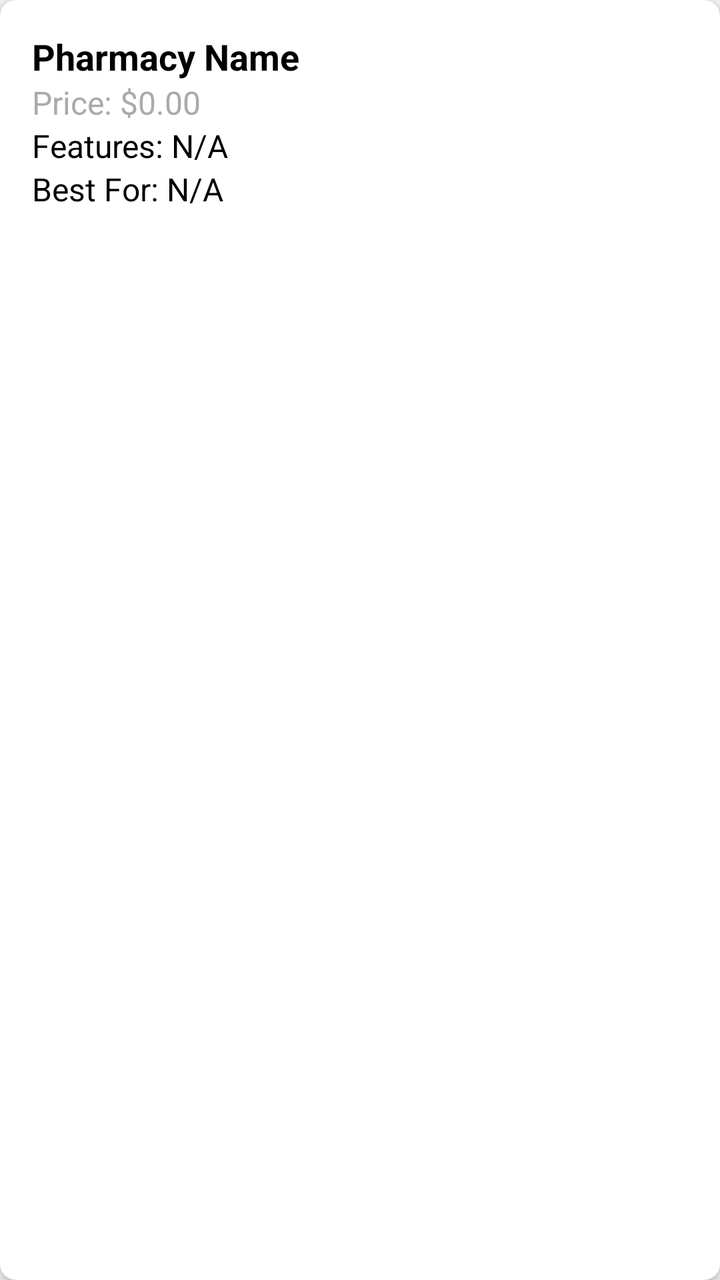
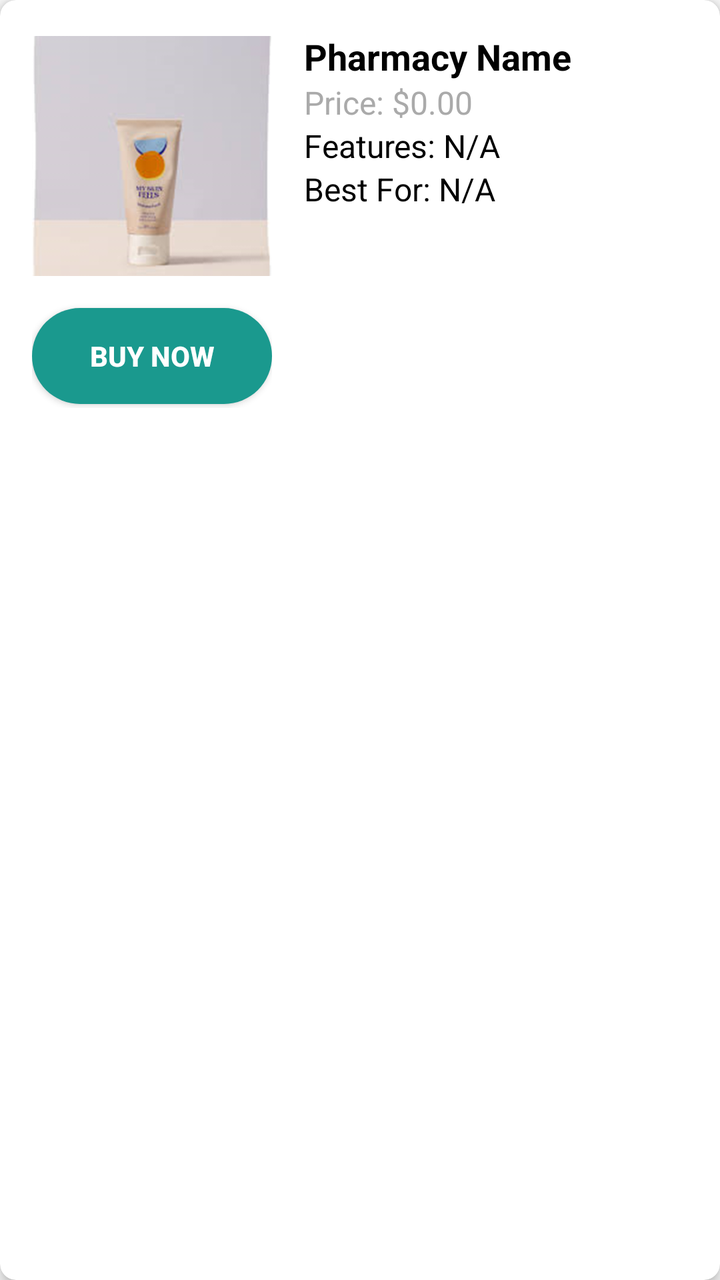

Screens rendered from an Android XML layout before and after an edit, with the pre-edit source and the edit as a unified diff.
<!-- AndroidManifest.xml: application theme Theme.AppCompat.Light.NoActionBar -->
<!-- res/layout/pharmacy_card.xml -->
<?xml version="1.0" encoding="utf-8"?>
<androidx.cardview.widget.CardView
    xmlns:android="http://schemas.android.com/apk/res/android"
    xmlns:app="http://schemas.android.com/apk/res-auto"
    android:layout_width="match_parent"
    android:layout_height="wrap_content"
    android:layout_margin="8dp"
    app:cardCornerRadius="8dp"
    app:cardElevation="4dp">

    <LinearLayout
        android:layout_width="match_parent"
        android:layout_height="wrap_content"
        android:orientation="vertical"
        android:padding="16dp">

        
        <TextView
            android:id="@+id/tvPharmacyName"
            android:layout_width="wrap_content"
            android:layout_height="wrap_content"
            android:text="Pharmacy Name"
            android:textSize="18sp"
            android:textStyle="bold"
            android:textColor="@android:color/black" />

        
        <TextView
            android:id="@+id/tvPharmacyPrice"
            android:layout_width="wrap_content"
            android:layout_height="wrap_content"
            android:text="Price: $0.00"
            android:textSize="16sp"
            android:textColor="@android:color/darker_gray" />

        
        <TextView
            android:id="@+id/tvPharmacyFeatures"
            android:layout_width="wrap_content"
            android:layout_height="wrap_content"
            android:text="Features: N/A"
            android:textSize="16sp"
            android:textColor="@android:color/black" />

        
        <TextView
            android:id="@+id/tvPharmacyBestFor"
            android:layout_width="wrap_content"
            android:layout_height="wrap_content"
            android:text="Best For: N/A"
            android:textSize="16sp"
            android:textColor="@android:color/black" />

    </LinearLayout>
</androidx.cardview.widget.CardView>
<!-- resources referenced by this layout -->
<resources>

</resources>

<!-- the commit's change to res/layout/pharmacy_card.xml (unified diff, before → after) -->
@@ -10,46 +10,82 @@
 
     <LinearLayout
         android:layout_width="match_parent"
-        android:layout_height="wrap_content"
-        android:orientation="vertical"
+        android:layout_height="220dp"
+        android:orientation="horizontal"
         android:padding="16dp">
 
-        
-        <TextView
-            android:id="@+id/tvPharmacyName"
+
+        <LinearLayout
             android:layout_width="wrap_content"
+            android:layout_height="match_parent"
+            android:orientation="vertical"
+            android:gravity="center"
+            android:layout_marginEnd="16dp">
+
+
+            <ImageButton
+                android:id="@+id/product_image"
+                android:layout_width="120dp"
+                android:layout_height="120dp"
+                android:scaleType="centerCrop"
+                android:cropToPadding="true"
+                android:background="@null"
+                android:src="@drawable/img" />
+
+
+            <Button
+                android:id="@+id/btn_buy"
+                android:layout_width="120dp"
+                android:layout_height="wrap_content"
+                android:layout_marginTop="16dp"
+                android:text="Buy Now"
+                android:background="@drawable/rounded_button"
+                android:textColor="@android:color/white"
+                android:textStyle="bold"
+                android:padding="12dp"
+                android:elevation="4dp" />
+        </LinearLayout>
+
+
+        <LinearLayout
+            android:layout_width="0dp"
             android:layout_height="wrap_content"
-            android:text="Pharmacy Name"
-            android:textSize="18sp"
-            android:textStyle="bold"
-            android:textColor="@android:color/black" />
+            android:layout_weight="1"
+            android:orientation="vertical">
 
-        
-        <TextView
-            android:id="@+id/tvPharmacyPrice"
-            android:layout_width="wrap_content"
-            android:layout_height="wrap_content"
-            android:text="Price: $0.00"
-            android:textSize="16sp"
-            android:textColor="@android:color/darker_gray" />
+            <TextView
+                android:id="@+id/tvPharmacyName"
+                android:layout_width="wrap_content"
+                android:layout_height="wrap_content"
+                android:text="Pharmacy Name"
+                android:textSize="18sp"
+                android:textStyle="bold"
+                android:textColor="@android:color/black" />
 
-        
-        <TextView
-            android:id="@+id/tvPharmacyFeatures"
-            android:layout_width="wrap_content"
-            android:layout_height="wrap_content"
-            android:text="Features: N/A"
-            android:textSize="16sp"
-            android:textColor="@android:color/black" />
 
-        
-        <TextView
-            android:id="@+id/tvPharmacyBestFor"
-            android:layout_width="wrap_content"
-            android:layout_height="wrap_content"
-            android:text="Best For: N/A"
-            android:textSize="16sp"
-            android:textColor="@android:color/black" />
+            <TextView
+                android:id="@+id/tvPharmacyPrice"
+                android:layout_width="wrap_content"
+                android:layout_height="wrap_content"
+                android:text="Price: $0.00"
+                android:textSize="16sp"
+                android:textColor="@android:color/darker_gray" />
 
+            <TextView
+                android:id="@+id/tvPharmacyFeatures"
+                android:layout_width="wrap_content"
+                android:layout_height="wrap_content"
+                android:text="Features: N/A"
+                android:textSize="16sp"
+                android:textColor="@android:color/black" />
+
+            <TextView
+                android:id="@+id/tvPharmacyBestFor"
+                android:layout_width="wrap_content"
+                android:layout_height="wrap_content"
+                android:text="Best For: N/A"
+                android:textSize="16sp"
+                android:textColor="@android:color/black" />
+        </LinearLayout>
     </LinearLayout>
 </androidx.cardview.widget.CardView>
<!-- resource entries referenced after the edit -->
@@ -1,5 +1,11 @@
 <!-- resources referenced by this layout -->
 <resources>
-
+  <!-- drawable img: png bitmap (drawable, 95864 bytes) -->
+  <!-- drawable rounded_button (drawable) -->
+  <shape xmlns:android="http://schemas.android.com/apk/res/android">
+      <corners android:radius="25dp" />
+      <solid android:color="@color/LoginBtn" />
+  </shape>
+  <color name="LoginBtn">#1A998E</color>
 </resources>
 
